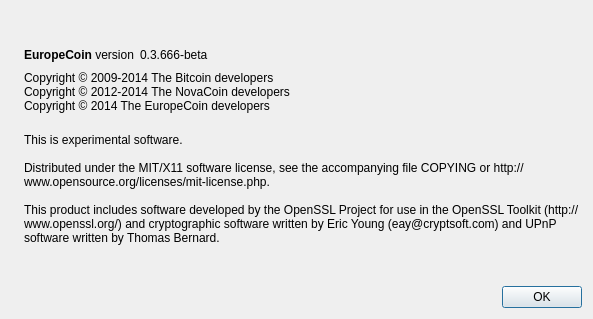
The window that src/qt/forms/aboutdialog.ui (EuropecoinEUORG/EuropecoinV2) describes before a commit, drawn with Qt 5.
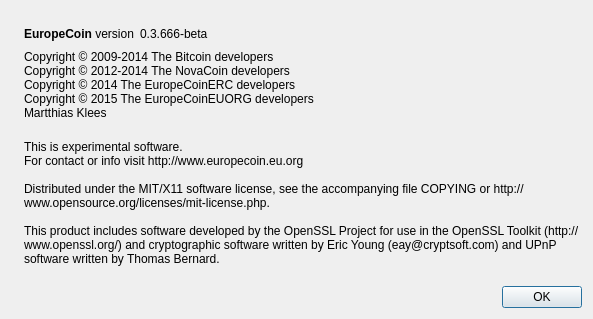
The same window after the commit. Icons and pictures are not drawn.

The edit to the form file:
```diff
--- a/src/qt/forms/aboutdialog.ui
+++ b/src/qt/forms/aboutdialog.ui
@@ -93,7 +93,9 @@
        <property name="text">
         <string>Copyright © 2009-2014 The Bitcoin developers
 Copyright © 2012-2014 The NovaCoin developers
-Copyright © 2014 The EuropeCoin developers</string>
+Copyright © 2014 The EuropeCoinERC developers
+Copyright © 2015 The EuropeCoinEUORG developers
+Martthias Klees</string>
        </property>
        <property name="textInteractionFlags">
         <set>Qt::LinksAccessibleByMouse|Qt::TextSelectableByKeyboard|Qt::TextSelectableByMouse</set>
@@ -108,6 +110,7 @@
        <property name="text">
         <string>
 This is experimental software.
+For contact or info visit http://www.europecoin.eu.org
 
 Distributed under the MIT/X11 software license, see the accompanying file COPYING or http://www.opensource.org/licenses/mit-license.php.
 
```
